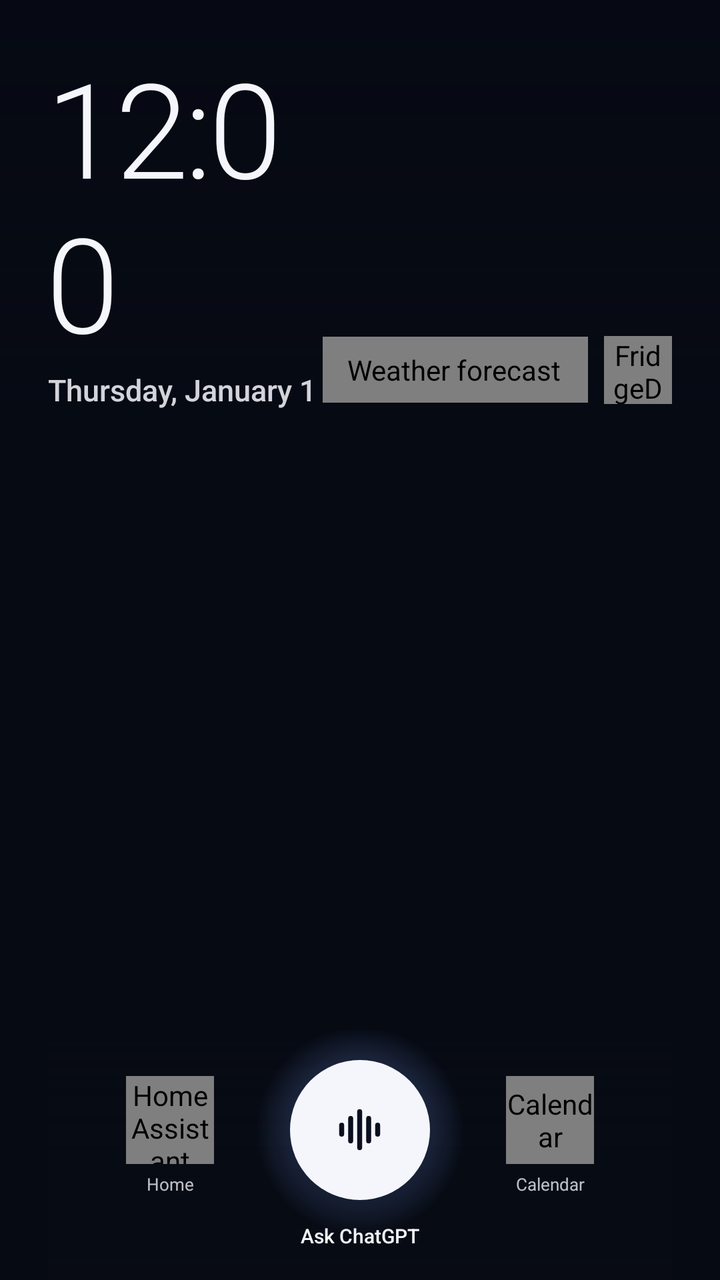
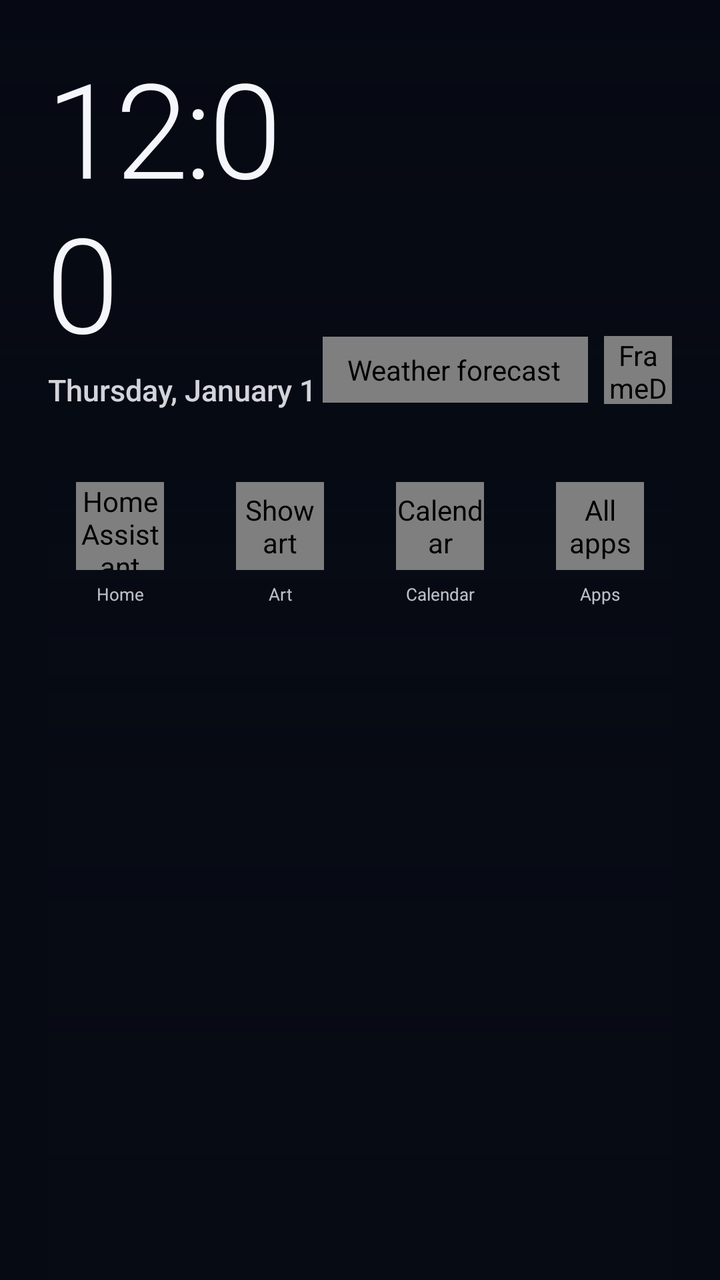

The first picture is an Android layout as it rendered before a commit; the second is the same layout after the commit. The layout source and the unified diff follow.
<!-- AndroidManifest.xml: activity theme AppTheme.Fullscreen -->
<!-- res/layout/activity_main.xml -->
<?xml version="1.0" encoding="utf-8"?>
<FrameLayout xmlns:android="http://schemas.android.com/apk/res/android"
    xmlns:app="http://schemas.android.com/apk/res-auto"
    android:id="@+id/root"
    android:layout_width="match_parent"
    android:layout_height="match_parent"
    android:background="#FF070B14">

    <ImageView
        android:id="@+id/wallpaper"
        android:layout_width="match_parent"
        android:layout_height="match_parent"
        android:importantForAccessibility="no"
        android:scaleType="fitXY" />

    <View
        android:id="@+id/dim"
        android:layout_width="match_parent"
        android:layout_height="match_parent"
        android:background="#2E050812" />

    <View
        android:layout_width="match_parent"
        android:layout_height="210dp"
        android:background="@drawable/scrim_top" />

    <LinearLayout
        android:id="@+id/content"
        android:layout_width="match_parent"
        android:layout_height="match_parent"
        android:orientation="vertical"
        android:paddingStart="24dp"
        android:paddingTop="28dp"
        android:paddingEnd="24dp">

        
        <LinearLayout
            android:layout_width="match_parent"
            android:layout_height="wrap_content"
            android:gravity="bottom"
            android:orientation="horizontal">

            <LinearLayout
                android:layout_width="0dp"
                android:layout_height="wrap_content"
                android:layout_weight="1"
                android:orientation="vertical">

                <TextClock
                    android:layout_width="wrap_content"
                    android:layout_height="wrap_content"
                    android:fontFamily="sans-serif-light"
                    android:format12Hour="h:mm"
                    android:format24Hour="H:mm"
                    android:includeFontPadding="false"
                    android:letterSpacing="-0.03"
                    android:textColor="#FFF4F6FB"
                    android:textSize="66sp" />

                <TextClock
                    android:layout_width="wrap_content"
                    android:layout_height="wrap_content"
                    android:layout_marginTop="2dp"
                    android:fontFamily="sans-serif-medium"
                    android:format12Hour="EEEE, MMMM d"
                    android:format24Hour="EEEE, d MMMM"
                    android:textColor="#DBF4F6FB"
                    android:textSize="15sp" />
            </LinearLayout>

            <LinearLayout
                android:layout_width="wrap_content"
                android:layout_height="wrap_content"
                android:gravity="end"
                android:orientation="vertical"
                android:paddingBottom="3dp">

                <LinearLayout
                    android:layout_width="wrap_content"
                    android:layout_height="wrap_content"
                    android:gravity="center_vertical"
                    android:orientation="horizontal">

                    
                    <app.framedash.GlassLayout
                        android:id="@+id/weatherCard"
                        android:layout_width="wrap_content"
                        android:layout_height="wrap_content"
                        android:clickable="true"
                        android:contentDescription="Weather forecast"
                        android:focusable="true"
                        android:gravity="center_vertical"
                        android:orientation="horizontal"
                        android:paddingStart="12dp"
                        android:paddingTop="7dp"
                        android:paddingEnd="14dp"
                        android:paddingBottom="7dp"
                        app:glassRadius="18dp">

                        <TextView
                            android:id="@+id/weatherIcon"
                            android:layout_width="wrap_content"
                            android:layout_height="wrap_content"
                            android:includeFontPadding="false"
                            android:text="⛅"
                            android:textSize="26sp" />

                        <LinearLayout
                            android:layout_width="wrap_content"
                            android:layout_height="wrap_content"
                            android:layout_marginStart="8dp"
                            android:orientation="vertical">

                            <TextView
                                android:id="@+id/weatherTemp"
                                android:layout_width="wrap_content"
                                android:layout_height="wrap_content"
                                android:fontFamily="sans-serif-light"
                                android:includeFontPadding="false"
                                android:text="—°"
                                android:textColor="#FFF4F6FB"
                                android:textSize="26sp" />

                            <TextView
                                android:id="@+id/weatherSub"
                                android:layout_width="wrap_content"
                                android:layout_height="wrap_content"
                                android:maxWidth="150dp"
                                android:maxLines="1"
                                android:ellipsize="end"
                                android:text="Weather"
                                android:textColor="#DBF4F6FB"
                                android:textSize="9sp" />
                        </LinearLayout>
                    </app.framedash.GlassLayout>

                    <app.framedash.GlassLayout
                        android:id="@+id/btnSettings"
                        android:layout_width="34dp"
                        android:layout_height="34dp"
                        android:layout_marginStart="8dp"
                        android:clickable="true"
                        android:contentDescription="FridgeDash settings"
                        android:focusable="true"
                        android:gravity="center"
                        app:glassPill="true">

                        <ImageView
                            android:layout_width="16dp"
                            android:layout_height="16dp"
                            android:importantForAccessibility="no"
                            android:src="@drawable/ic_settings" />
                    </app.framedash.GlassLayout>
                </LinearLayout>

                <app.framedash.GlassLayout
                    android:id="@+id/creditChip"
                    android:visibility="gone"
                    android:layout_width="wrap_content"
                    android:layout_height="wrap_content"
                    android:layout_marginTop="7dp"
                    android:gravity="center_vertical"
                    android:orientation="horizontal"
                    android:paddingStart="10dp"
                    android:paddingTop="5dp"
                    android:paddingEnd="10dp"
                    android:paddingBottom="5dp"
                    app:glassPill="true">

                    <ImageView
                        android:id="@+id/wifiIcon"
                        android:layout_width="12dp"
                        android:layout_height="12dp"
                        android:contentDescription="Wi-Fi"
                        android:src="@drawable/ic_wifi"
                        android:tint="#FF5ED3C4" />

                    <ImageView
                        android:layout_width="11dp"
                        android:layout_height="11dp"
                        android:layout_marginStart="8dp"
                        android:importantForAccessibility="no"
                        android:src="@drawable/ic_image"
                        android:tint="#DBF4F6FB" />

                    <TextView
                        android:id="@+id/creditText"
                        android:layout_width="wrap_content"
                        android:layout_height="wrap_content"
                        android:layout_marginStart="5dp"
                        android:ellipsize="end"
                        android:maxWidth="190dp"
                        android:maxLines="1"
                        android:textColor="#DBF4F6FB"
                        android:textSize="8.5sp" />
                </app.framedash.GlassLayout>
            </LinearLayout>
        </LinearLayout>

        
        <app.framedash.GlassLayout
            android:id="@+id/updateBannerBox"
            android:layout_width="match_parent"
            android:layout_height="wrap_content"
            android:layout_marginTop="12dp"
            android:clickable="true"
            android:focusable="true"
            android:visibility="gone"
            app:glassRadius="16dp"
            app:glassTint="#992D7FF9">

            <TextView
                android:id="@+id/updateBanner"
                android:layout_width="match_parent"
                android:layout_height="wrap_content"
                android:gravity="center"
                android:minHeight="40dp"
                android:padding="8dp"
                android:textColor="#FFFFFFFF"
                android:textSize="11sp" />
        </app.framedash.GlassLayout>

        
        <ScrollView
            android:layout_width="match_parent"
            android:layout_height="0dp"
            android:layout_marginTop="16dp"
            android:layout_weight="1"
            android:clipToPadding="false"
            android:overScrollMode="never"
            android:paddingBottom="16dp"
            android:scrollbars="none">

            <LinearLayout
                android:id="@+id/todayColumn"
                android:layout_width="match_parent"
                android:layout_height="wrap_content"
                android:orientation="vertical" />
        </ScrollView>

        
        <FrameLayout
            android:layout_width="540dp"
            android:layout_height="125dp"
            android:layout_gravity="center_horizontal"
            android:layout_marginStart="-24dp"
            android:layout_marginEnd="-24dp">

            <View
                android:layout_width="540dp"
                android:layout_height="125dp"
                android:background="@drawable/scrim_bottom" />

            <app.framedash.GlassLayout
                android:id="@+id/dockFridge"
                android:layout_width="44dp"
                android:layout_height="44dp"
                android:layout_marginStart="68dp"
                android:layout_marginTop="48dp"
                android:clickable="true"
                android:contentDescription="Refrigerator"
                android:focusable="true"
                android:gravity="center"
                app:glassPill="true">

                <ImageView
                    android:layout_width="17dp"
                    android:layout_height="17dp"
                    android:importantForAccessibility="no"
                    android:src="@drawable/ic_fridge" />
            </app.framedash.GlassLayout>

            <TextView
                style="@style/DockLabel"
                android:layout_marginStart="50dp"
                android:layout_marginTop="96dp"
                android:text="Fridge" />

            <app.framedash.GlassLayout
                android:id="@+id/dockHome"
                android:layout_width="44dp"
                android:layout_height="44dp"
                android:layout_marginStart="153dp"
                android:layout_marginTop="23dp"
                android:clickable="true"
                android:contentDescription="Home Assistant"
                android:focusable="true"
                android:gravity="center"
                app:glassPill="true">

                <ImageView
                    android:layout_width="17dp"
                    android:layout_height="17dp"
                    android:importantForAccessibility="no"
                    android:src="@drawable/ic_home" />
            </app.framedash.GlassLayout>

            <TextView
                style="@style/DockLabel"
                android:layout_marginStart="135dp"
                android:layout_marginTop="71dp"
                android:text="Home" />

            <View
                android:layout_width="104dp"
                android:layout_height="104dp"
                android:layout_marginStart="218dp"
                android:layout_marginTop="-2dp"
                android:background="@drawable/talk_ring" />

            <FrameLayout
                android:id="@+id/dockTalk"
                android:layout_width="70dp"
                android:layout_height="70dp"
                android:layout_marginStart="235dp"
                android:layout_marginTop="15dp"
                android:background="@drawable/talk_button"
                android:clickable="true"
                android:contentDescription="Talk to ChatGPT"
                android:elevation="8dp"
                android:focusable="true">

                <ImageView
                    android:id="@+id/talkIcon"
                    android:layout_width="27dp"
                    android:layout_height="27dp"
                    android:layout_gravity="center"
                    android:importantForAccessibility="no"
                    android:src="@drawable/ic_wave"
                    android:tint="#FF0B1020" />
            </FrameLayout>

            <TextView
                style="@style/DockLabel"
                android:layout_width="120dp"
                android:layout_marginStart="210dp"
                android:layout_marginTop="96dp"
                android:fontFamily="sans-serif-medium"
                android:text="Ask ChatGPT"
                android:textColor="#FFF4F6FB"
                android:textSize="10sp" />

            <app.framedash.GlassLayout
                android:id="@+id/dockCalendar"
                android:layout_width="44dp"
                android:layout_height="44dp"
                android:layout_marginStart="343dp"
                android:layout_marginTop="23dp"
                android:clickable="true"
                android:contentDescription="Calendar"
                android:focusable="true"
                android:gravity="center"
                app:glassPill="true">

                <ImageView
                    android:layout_width="17dp"
                    android:layout_height="17dp"
                    android:importantForAccessibility="no"
                    android:src="@drawable/ic_calendar" />
            </app.framedash.GlassLayout>

            <TextView
                style="@style/DockLabel"
                android:layout_marginStart="325dp"
                android:layout_marginTop="71dp"
                android:text="Calendar" />

            <app.framedash.GlassLayout
                android:id="@+id/dockApps"
                android:layout_width="44dp"
                android:layout_height="44dp"
                android:layout_marginStart="428dp"
                android:layout_marginTop="48dp"
                android:clickable="true"
                android:contentDescription="All apps"
                android:focusable="true"
                android:gravity="center"
                app:glassPill="true">

                <ImageView
                    android:layout_width="16dp"
                    android:layout_height="16dp"
                    android:importantForAccessibility="no"
                    android:src="@drawable/ic_apps" />
            </app.framedash.GlassLayout>

            <TextView
                style="@style/DockLabel"
                android:layout_marginStart="410dp"
                android:layout_marginTop="96dp"
                android:text="Apps" />
        </FrameLayout>
    </LinearLayout>
</FrameLayout>
<!-- resources referenced by this layout -->
<resources>
  <!-- drawable ic_fridge (drawable) -->
  <?xml version="1.0" encoding="utf-8"?>
  <vector xmlns:android="http://schemas.android.com/apk/res/android"
      android:width="24dp" android:height="24dp"
      android:viewportWidth="24" android:viewportHeight="24">
      <path android:pathData="M7,2h10a2,2 0,0 1,2 2v16a2,2 0,0 1,-2 2h-10a2,2 0,0 1,-2 -2v-16a2,2 0,0 1,2 -2z" android:strokeColor="#FFFFFFFF" android:strokeWidth="1.8" android:strokeLineCap="round" android:strokeLineJoin="round" />
      <path android:pathData="M5,10L19,10" android:strokeColor="#FFFFFFFF" android:strokeWidth="1.8" android:strokeLineCap="round" android:strokeLineJoin="round" />
      <path android:pathData="M8.5,5L8.5,7" android:strokeColor="#FFFFFFFF" android:strokeWidth="1.8" android:strokeLineCap="round" android:strokeLineJoin="round" />
      <path android:pathData="M8.5,13L8.5,16" android:strokeColor="#FFFFFFFF" android:strokeWidth="1.8" android:strokeLineCap="round" android:strokeLineJoin="round" />
  </vector>
  <!-- drawable ic_wave (drawable) -->
  <?xml version="1.0" encoding="utf-8"?>
  <vector xmlns:android="http://schemas.android.com/apk/res/android"
      android:width="24dp" android:height="24dp"
      android:viewportWidth="24" android:viewportHeight="24">
      <path android:pathData="M4,10v4" android:strokeColor="#FFFFFFFF" android:strokeWidth="2.2" android:strokeLineCap="round" android:strokeLineJoin="round" />
      <path android:pathData="M8,7v10" android:strokeColor="#FFFFFFFF" android:strokeWidth="2.2" android:strokeLineCap="round" android:strokeLineJoin="round" />
      <path android:pathData="M12,4v16" android:strokeColor="#FFFFFFFF" android:strokeWidth="2.2" android:strokeLineCap="round" android:strokeLineJoin="round" />
      <path android:pathData="M16,7v10" android:strokeColor="#FFFFFFFF" android:strokeWidth="2.2" android:strokeLineCap="round" android:strokeLineJoin="round" />
      <path android:pathData="M20,10v4" android:strokeColor="#FFFFFFFF" android:strokeWidth="2.2" android:strokeLineCap="round" android:strokeLineJoin="round" />
  </vector>
  <!-- drawable scrim_bottom (drawable) -->
  <?xml version="1.0" encoding="utf-8"?>
  <shape xmlns:android="http://schemas.android.com/apk/res/android" android:shape="rectangle">
      <gradient
          android:angle="90"
          android:endColor="#00070B14"
          android:startColor="#D9070B14" />
  </shape>
  <!-- drawable scrim_top (drawable) -->
  <?xml version="1.0" encoding="utf-8"?>
  <shape xmlns:android="http://schemas.android.com/apk/res/android" android:shape="rectangle">
      <gradient
          android:angle="270"
          android:endColor="#00050812"
          android:startColor="#8C050812" />
  </shape>
  <!-- drawable talk_button (drawable) -->
  <?xml version="1.0" encoding="utf-8"?>
  <ripple xmlns:android="http://schemas.android.com/apk/res/android"
      android:color="#330B1020">
      <item>
          <shape android:shape="oval">
              <solid android:color="#FFF4F6FB" />
          </shape>
      </item>
  </ripple>
  <!-- drawable talk_ring (drawable) -->
  <?xml version="1.0" encoding="utf-8"?>
  <shape xmlns:android="http://schemas.android.com/apk/res/android" android:shape="oval">
      <gradient
          android:centerColor="#4478A0FF"
          android:endColor="#0078A0FF"
          android:gradientRadius="50%p"
          android:startColor="#6678A0FF"
          android:type="radial" />
  </shape>
  <style name="DockLabel">
          <item name="android:layout_width">80dp</item>
          <item name="android:layout_height">wrap_content</item>
          <item name="android:gravity">center</item>
          <item name="android:textColor">#CCE8ECF5</item>
          <item name="android:textSize">8.5sp</item>
      </style>
  <style name="AppTheme.Fullscreen">
          <item name="android:windowFullscreen">true</item>
          <item name="android:windowBackground">#FF070B14</item>
      </style>
  <!-- unchanged entries left out for length: 6 -->
</resources>

<!-- the commit's change to res/layout/activity_main.xml (unified diff, before → after) -->
@@ -140,7 +140,7 @@
                         android:layout_height="34dp"
                         android:layout_marginStart="8dp"
                         android:clickable="true"
-                        android:contentDescription="FridgeDash settings"
+                        android:contentDescription="FrameDash settings"
                         android:focusable="true"
                         android:gravity="center"
                         app:glassPill="true">
@@ -240,155 +240,137 @@
 
         
         <FrameLayout
-            android:layout_width="540dp"
-            android:layout_height="125dp"
-            android:layout_gravity="center_horizontal"
+            android:layout_width="match_parent"
+            android:layout_height="wrap_content"
             android:layout_marginStart="-24dp"
             android:layout_marginEnd="-24dp">
 
             <View
-                android:layout_width="540dp"
-                android:layout_height="125dp"
+                android:layout_width="match_parent"
+                android:layout_height="match_parent"
                 android:background="@drawable/scrim_bottom" />
 
-            <app.framedash.GlassLayout
-                android:id="@+id/dockFridge"
-                android:layout_width="44dp"
-                android:layout_height="44dp"
-                android:layout_marginStart="68dp"
-                android:layout_marginTop="48dp"
-                android:clickable="true"
-                android:contentDescription="Refrigerator"
-                android:focusable="true"
-                android:gravity="center"
-                app:glassPill="true">
-
-                <ImageView
-                    android:layout_width="17dp"
-                    android:layout_height="17dp"
-                    android:importantForAccessibility="no"
-                    android:src="@drawable/ic_fridge" />
-            </app.framedash.GlassLayout>
-
-            <TextView
-                style="@style/DockLabel"
-                android:layout_marginStart="50dp"
-                android:layout_marginTop="96dp"
-                android:text="Fridge" />
-
-            <app.framedash.GlassLayout
-                android:id="@+id/dockHome"
-                android:layout_width="44dp"
-                android:layout_height="44dp"
-                android:layout_marginStart="153dp"
-                android:layout_marginTop="23dp"
-                android:clickable="true"
-                android:contentDescription="Home Assistant"
-                android:focusable="true"
-                android:gravity="center"
-                app:glassPill="true">
-
-                <ImageView
-                    android:layout_width="17dp"
-                    android:layout_height="17dp"
-                    android:importantForAccessibility="no"
-                    android:src="@drawable/ic_home" />
-            </app.framedash.GlassLayout>
-
-            <TextView
-                style="@style/DockLabel"
-                android:layout_marginStart="135dp"
-                android:layout_marginTop="71dp"
-                android:text="Home" />
-
-            <View
-                android:layout_width="104dp"
-                android:layout_height="104dp"
-                android:layout_marginStart="218dp"
-                android:layout_marginTop="-2dp"
-                android:background="@drawable/talk_ring" />
-
-            <FrameLayout
-                android:id="@+id/dockTalk"
-                android:layout_width="70dp"
-                android:layout_height="70dp"
-                android:layout_marginStart="235dp"
-                android:layout_marginTop="15dp"
-                android:background="@drawable/talk_button"
-                android:clickable="true"
-                android:contentDescription="Talk to ChatGPT"
-                android:elevation="8dp"
-                android:focusable="true">
-
-                <ImageView
-                    android:id="@+id/talkIcon"
-                    android:layout_width="27dp"
-                    android:layout_height="27dp"
-                    android:layout_gravity="center"
-                    android:importantForAccessibility="no"
-                    android:src="@drawable/ic_wave"
-                    android:tint="#FF0B1020" />
-            </FrameLayout>
-
-            <TextView
-                style="@style/DockLabel"
-                android:layout_width="120dp"
-                android:layout_marginStart="210dp"
-                android:layout_marginTop="96dp"
-                android:fontFamily="sans-serif-medium"
-                android:text="Ask ChatGPT"
-                android:textColor="#FFF4F6FB"
-                android:textSize="10sp" />
-
-            <app.framedash.GlassLayout
-                android:id="@+id/dockCalendar"
-                android:layout_width="44dp"
-                android:layout_height="44dp"
-                android:layout_marginStart="343dp"
-                android:layout_marginTop="23dp"
-                android:clickable="true"
-                android:contentDescription="Calendar"
-                android:focusable="true"
-                android:gravity="center"
-                app:glassPill="true">
-
-                <ImageView
-                    android:layout_width="17dp"
-                    android:layout_height="17dp"
-                    android:importantForAccessibility="no"
-                    android:src="@drawable/ic_calendar" />
-            </app.framedash.GlassLayout>
-
-            <TextView
-                style="@style/DockLabel"
-                android:layout_marginStart="325dp"
-                android:layout_marginTop="71dp"
-                android:text="Calendar" />
-
-            <app.framedash.GlassLayout
-                android:id="@+id/dockApps"
-                android:layout_width="44dp"
-                android:layout_height="44dp"
-                android:layout_marginStart="428dp"
-                android:layout_marginTop="48dp"
-                android:clickable="true"
-                android:contentDescription="All apps"
-                android:focusable="true"
-                android:gravity="center"
-                app:glassPill="true">
-
-                <ImageView
-                    android:layout_width="16dp"
-                    android:layout_height="16dp"
-                    android:importantForAccessibility="no"
-                    android:src="@drawable/ic_apps" />
-            </app.framedash.GlassLayout>
-
-            <TextView
-                style="@style/DockLabel"
-                android:layout_marginStart="410dp"
-                android:layout_marginTop="96dp"
-                android:text="Apps" />
+            <LinearLayout
+                android:layout_width="wrap_content"
+                android:layout_height="wrap_content"
+                android:layout_gravity="center_horizontal"
+                android:paddingTop="20dp"
+                android:paddingBottom="16dp"
+                android:orientation="horizontal">
+
+            <LinearLayout
+                android:layout_width="80dp"
+                android:layout_height="wrap_content"
+                android:gravity="center_horizontal"
+                android:orientation="vertical">
+
+                <app.framedash.GlassLayout
+                    android:id="@+id/dockHome"
+                    android:layout_width="44dp"
+                    android:layout_height="44dp"
+                    android:clickable="true"
+                    android:contentDescription="Home Assistant"
+                    android:focusable="true"
+                    android:gravity="center"
+                    app:glassPill="true">
+
+                    <ImageView
+                        android:layout_width="17dp"
+                        android:layout_height="17dp"
+                        android:importantForAccessibility="no"
+                        android:src="@drawable/ic_home" />
+                </app.framedash.GlassLayout>
+
+                <TextView
+                    style="@style/DockLabel"
+                    android:layout_marginTop="6dp"
+                    android:text="Home" />
+            </LinearLayout>
+            <LinearLayout
+                android:layout_width="80dp"
+                android:layout_height="wrap_content"
+                android:gravity="center_horizontal"
+                android:orientation="vertical">
+
+                <app.framedash.GlassLayout
+                    android:id="@+id/dockArt"
+                    android:layout_width="44dp"
+                    android:layout_height="44dp"
+                    android:clickable="true"
+                    android:contentDescription="Show art"
+                    android:focusable="true"
+                    android:gravity="center"
+                    app:glassPill="true">
+
+                    <ImageView
+                        android:layout_width="17dp"
+                        android:layout_height="17dp"
+                        android:importantForAccessibility="no"
+                        android:src="@drawable/ic_image" />
+                </app.framedash.GlassLayout>
+
+                <TextView
+                    style="@style/DockLabel"
+                    android:layout_marginTop="6dp"
+                    android:text="Art" />
+            </LinearLayout>
+            <LinearLayout
+                android:layout_width="80dp"
+                android:layout_height="wrap_content"
+                android:gravity="center_horizontal"
+                android:orientation="vertical">
+
+                <app.framedash.GlassLayout
+                    android:id="@+id/dockCalendar"
+                    android:layout_width="44dp"
+                    android:layout_height="44dp"
+                    android:clickable="true"
+                    android:contentDescription="Calendar"
+                    android:focusable="true"
+                    android:gravity="center"
+                    app:glassPill="true">
+
+                    <ImageView
+                        android:layout_width="17dp"
+                        android:layout_height="17dp"
+                        android:importantForAccessibility="no"
+                        android:src="@drawable/ic_calendar" />
+                </app.framedash.GlassLayout>
+
+                <TextView
+                    style="@style/DockLabel"
+                    android:layout_marginTop="6dp"
+                    android:text="Calendar" />
+            </LinearLayout>
+            <LinearLayout
+                android:layout_width="80dp"
+                android:layout_height="wrap_content"
+                android:gravity="center_horizontal"
+                android:orientation="vertical">
+
+                <app.framedash.GlassLayout
+                    android:id="@+id/dockApps"
+                    android:layout_width="44dp"
+                    android:layout_height="44dp"
+                    android:clickable="true"
+                    android:contentDescription="All apps"
+                    android:focusable="true"
+                    android:gravity="center"
+                    app:glassPill="true">
+
+                    <ImageView
+                        android:layout_width="16dp"
+                        android:layout_height="16dp"
+                        android:importantForAccessibility="no"
+                        android:src="@drawable/ic_apps" />
+                </app.framedash.GlassLayout>
+
+                <TextView
+                    style="@style/DockLabel"
+                    android:layout_marginTop="6dp"
+                    android:text="Apps" />
+            </LinearLayout>
+            </LinearLayout>
         </FrameLayout>
     </LinearLayout>
 </FrameLayout>
<!-- resource entries referenced after the edit -->
@@ -1,26 +1,5 @@
 <!-- resources referenced by this layout -->
 <resources>
-  <!-- drawable ic_fridge (drawable) -->
-  <?xml version="1.0" encoding="utf-8"?>
-  <vector xmlns:android="http://schemas.android.com/apk/res/android"
-      android:width="24dp" android:height="24dp"
-      android:viewportWidth="24" android:viewportHeight="24">
-      <path android:pathData="M7,2h10a2,2 0,0 1,2 2v16a2,2 0,0 1,-2 2h-10a2,2 0,0 1,-2 -2v-16a2,2 0,0 1,2 -2z" android:strokeColor="#FFFFFFFF" android:strokeWidth="1.8" android:strokeLineCap="round" android:strokeLineJoin="round" />
-      <path android:pathData="M5,10L19,10" android:strokeColor="#FFFFFFFF" android:strokeWidth="1.8" android:strokeLineCap="round" android:strokeLineJoin="round" />
-      <path android:pathData="M8.5,5L8.5,7" android:strokeColor="#FFFFFFFF" android:strokeWidth="1.8" android:strokeLineCap="round" android:strokeLineJoin="round" />
-      <path android:pathData="M8.5,13L8.5,16" android:strokeColor="#FFFFFFFF" android:strokeWidth="1.8" android:strokeLineCap="round" android:strokeLineJoin="round" />
-  </vector>
-  <!-- drawable ic_wave (drawable) -->
-  <?xml version="1.0" encoding="utf-8"?>
-  <vector xmlns:android="http://schemas.android.com/apk/res/android"
-      android:width="24dp" android:height="24dp"
-      android:viewportWidth="24" android:viewportHeight="24">
-      <path android:pathData="M4,10v4" android:strokeColor="#FFFFFFFF" android:strokeWidth="2.2" android:strokeLineCap="round" android:strokeLineJoin="round" />
-      <path android:pathData="M8,7v10" android:strokeColor="#FFFFFFFF" android:strokeWidth="2.2" android:strokeLineCap="round" android:strokeLineJoin="round" />
-      <path android:pathData="M12,4v16" android:strokeColor="#FFFFFFFF" android:strokeWidth="2.2" android:strokeLineCap="round" android:strokeLineJoin="round" />
-      <path android:pathData="M16,7v10" android:strokeColor="#FFFFFFFF" android:strokeWidth="2.2" android:strokeLineCap="round" android:strokeLineJoin="round" />
-      <path android:pathData="M20,10v4" android:strokeColor="#FFFFFFFF" android:strokeWidth="2.2" android:strokeLineCap="round" android:strokeLineJoin="round" />
-  </vector>
   <!-- drawable scrim_bottom (drawable) -->
   <?xml version="1.0" encoding="utf-8"?>
   <shape xmlns:android="http://schemas.android.com/apk/res/android" android:shape="rectangle">
@@ -37,26 +16,6 @@
           android:endColor="#00050812"
           android:startColor="#8C050812" />
   </shape>
-  <!-- drawable talk_button (drawable) -->
-  <?xml version="1.0" encoding="utf-8"?>
-  <ripple xmlns:android="http://schemas.android.com/apk/res/android"
-      android:color="#330B1020">
-      <item>
-          <shape android:shape="oval">
-              <solid android:color="#FFF4F6FB" />
-          </shape>
-      </item>
-  </ripple>
-  <!-- drawable talk_ring (drawable) -->
-  <?xml version="1.0" encoding="utf-8"?>
-  <shape xmlns:android="http://schemas.android.com/apk/res/android" android:shape="oval">
-      <gradient
-          android:centerColor="#4478A0FF"
-          android:endColor="#0078A0FF"
-          android:gradientRadius="50%p"
-          android:startColor="#6678A0FF"
-          android:type="radial" />
-  </shape>
   <style name="DockLabel">
           <item name="android:layout_width">80dp</item>
           <item name="android:layout_height">wrap_content</item>
